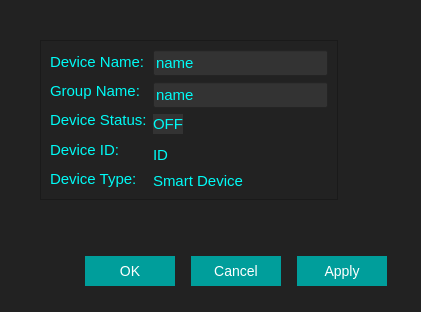
Qt form GUI/GUI/settingsdialogwindow.ui (v-pereskokov/Jarvis) before a commit.
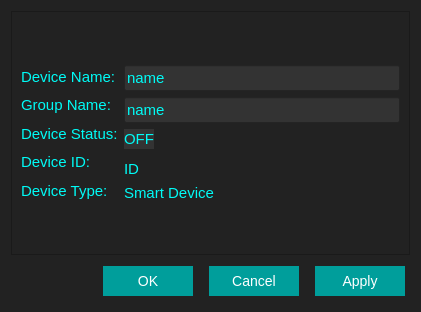
The same form after that commit.

Diff of the .ui file:
```diff
--- a/GUI/GUI/settingsdialogwindow.ui
+++ b/GUI/GUI/settingsdialogwindow.ui
@@ -31,79 +31,9 @@
   <property name="modal">
    <bool>true</bool>
   </property>
-  <widget class="QWidget" name="layoutWidget">
-   <property name="geometry">
-    <rect>
-     <x>80</x>
-     <y>250</y>
-     <width>320</width>
-     <height>42</height>
-    </rect>
-   </property>
-   <layout class="QHBoxLayout" name="horizontalLayout">
+  <layout class="QVBoxLayout" name="verticalLayout_2">
     <item>
-     <widget class="QDialogButtonBox" name="buttonBox">
-      <property name="styleSheet">
-       <string notr="true">QPushButton{
-	background-color: #009E9B;
-	border: none;
-	font:  14px;
-	color: #fff;
-	max-width: 200px;
-	min-width: 80px;
-	min-height: 20px;
-	margin: 5px;
-	padding: 5px;
-}
-QPushButton:disabled {
-	background-color: #989898;
-	color: #fff;
-}
-.QPushButton :hover{
-	background-color: #61b7ff;
-	color: #fff;
-}
-QPushButton:focus { 
-	background-color: #61b7ff;
-	color: #fff;
-}
-QPushButton:pressed{
-	background-color: #54dff0;
-	color: #fff;
-}</string>
-      </property>
-      <property name="orientation">
-       <enum>Qt::Horizontal</enum>
-      </property>
-      <property name="standardButtons">
-       <set>QDialogButtonBox::Apply|QDialogButtonBox::Cancel|QDialogButtonBox::Ok</set>
-      </property>
-     </widget>
-    </item>
-    <item>
-     <spacer name="horizontalSpacer">
-      <property name="orientation">
-       <enum>Qt::Horizontal</enum>
-      </property>
-      <property name="sizeHint" stdset="0">
-       <size>
-        <width>40</width>
-        <height>20</height>
-       </size>
-      </property>
-     </spacer>
-    </item>
-   </layout>
-  </widget>
   <widget class="QFrame" name="frame">
-   <property name="geometry">
-    <rect>
-     <x>40</x>
-     <y>40</y>
-     <width>298</width>
-     <height>160</height>
-    </rect>
-   </property>
    <property name="styleSheet">
     <string notr="true"/>
    </property>
@@ -114,7 +44,7 @@
     <enum>QFrame::Raised</enum>
    </property>
    <layout class="QGridLayout" name="gridLayout">
-    <item row="0" column="0" rowspan="3">
+      <item row="1" column="0" rowspan="3">
      <layout class="QVBoxLayout" name="vertNameLabelsLayout">
       <item>
        <widget class="QLabel" name="label">
@@ -193,7 +123,7 @@
       </item>
      </layout>
     </item>
-    <item row="2" column="1">
+      <item row="3" column="1">
      <layout class="QVBoxLayout" name="verticalLayout">
       <property name="topMargin">
        <number>5</number>
@@ -233,7 +163,7 @@
       </item>
      </layout>
     </item>
-    <item row="1" column="1">
+      <item row="2" column="1">
      <layout class="QHBoxLayout" name="horizontalLayout_2">
       <property name="topMargin">
        <number>0</number>
@@ -294,7 +224,7 @@
       </item>
      </layout>
     </item>
-    <item row="0" column="1">
+      <item row="1" column="1">
      <layout class="QVBoxLayout" name="verticalLayout_3">
       <item>
        <widget class="QLineEdit" name="nameEdit">
@@ -330,8 +260,92 @@
       </item>
      </layout>
     </item>
-   </layout>
-  </widget>
+      <item row="4" column="1">
+       <spacer name="verticalSpacer">
+        <property name="orientation">
+         <enum>Qt::Vertical</enum>
+        </property>
+        <property name="sizeHint" stdset="0">
+         <size>
+          <width>20</width>
+          <height>40</height>
+         </size>
+        </property>
+       </spacer>
+      </item>
+      <item row="0" column="1">
+       <spacer name="verticalSpacer_2">
+        <property name="orientation">
+         <enum>Qt::Vertical</enum>
+        </property>
+        <property name="sizeHint" stdset="0">
+         <size>
+          <width>20</width>
+          <height>40</height>
+         </size>
+        </property>
+       </spacer>
+      </item>
+     </layout>
+    </widget>
+   </item>
+   <item>
+    <layout class="QHBoxLayout" name="horizontalLayout">
+     <item>
+      <spacer name="horizontalSpacer">
+       <property name="orientation">
+        <enum>Qt::Horizontal</enum>
+       </property>
+       <property name="sizeHint" stdset="0">
+        <size>
+         <width>40</width>
+         <height>20</height>
+        </size>
+       </property>
+      </spacer>
+     </item>
+     <item>
+      <widget class="QDialogButtonBox" name="buttonBox">
+       <property name="styleSheet">
+        <string notr="true">QPushButton{
+	background-color: #009E9B;
+	border: none;
+	font:  14px;
+	color: #fff;
+	max-width: 200px;
+	min-width: 80px;
+	min-height: 20px;
+	margin: 5px;
+	padding: 5px;
+}
+QPushButton:disabled {
+	background-color: #989898;
+	color: #fff;
+}
+.QPushButton :hover{
+	background-color: #61b7ff;
+	color: #fff;
+}
+QPushButton:focus { 
+	background-color: #61b7ff;
+	color: #fff;
+}
+QPushButton:pressed{
+	background-color: #54dff0;
+	color: #fff;
+}</string>
+       </property>
+       <property name="orientation">
+        <enum>Qt::Horizontal</enum>
+       </property>
+       <property name="standardButtons">
+        <set>QDialogButtonBox::Apply|QDialogButtonBox::Cancel|QDialogButtonBox::Ok</set>
+       </property>
+      </widget>
+     </item>
+    </layout>
+   </item>
+  </layout>
   <zorder>frame</zorder>
   <zorder>layoutWidget</zorder>
  </widget>
```
Lines whose indentation alone changed are shown as unchanged.
